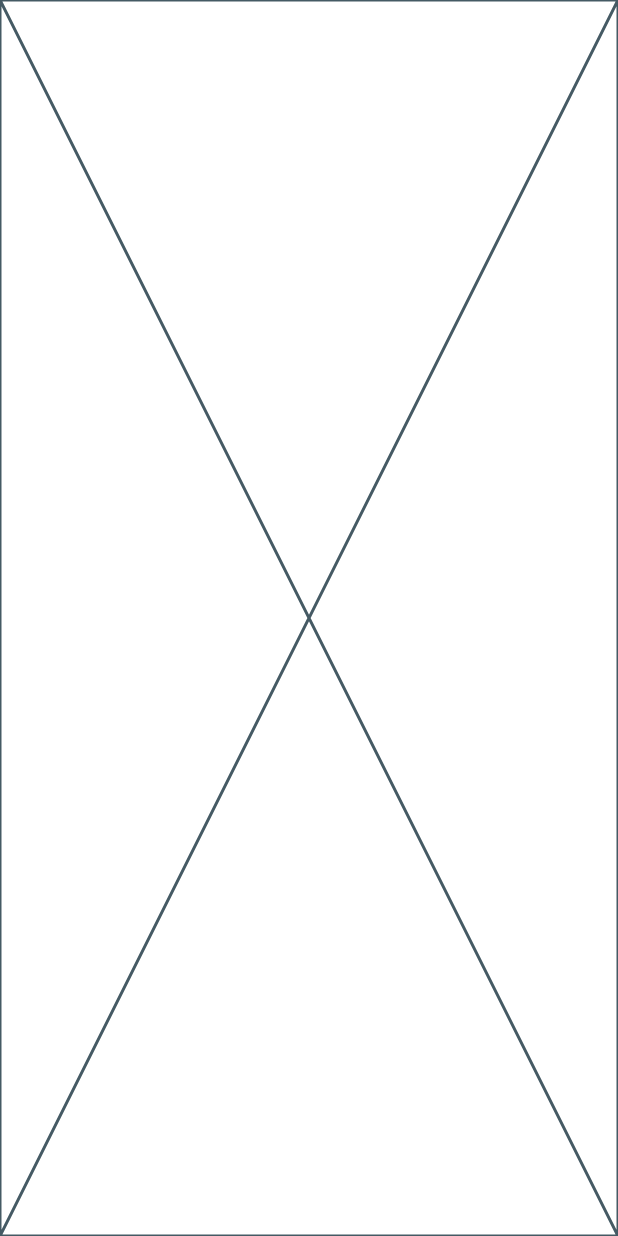
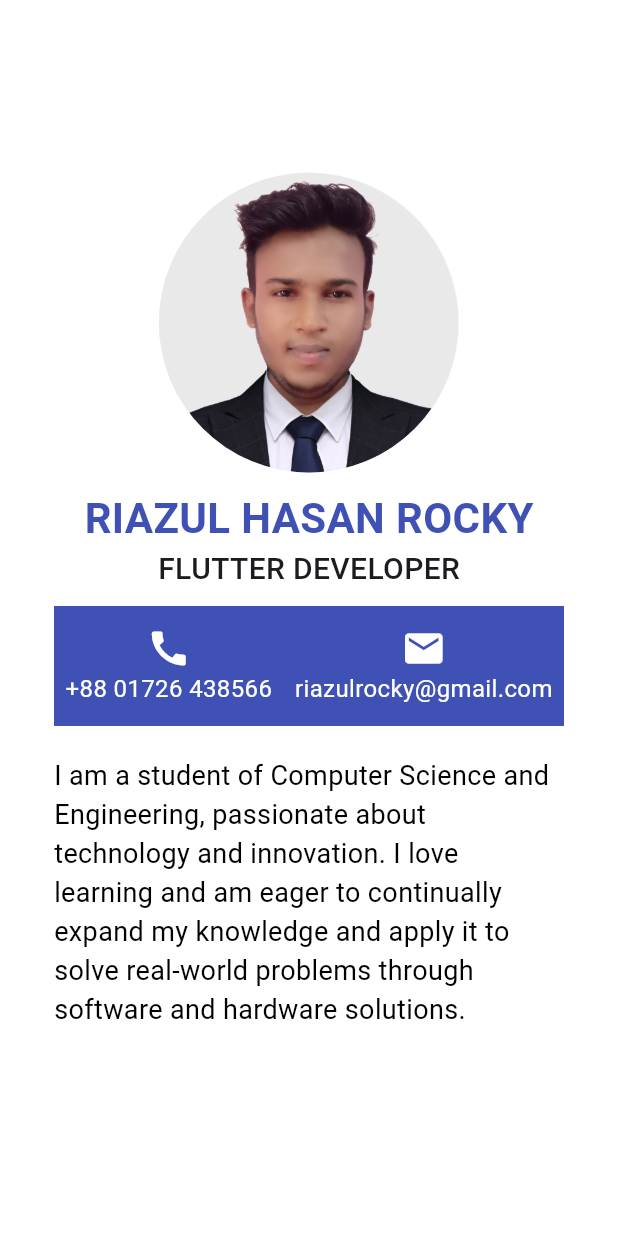
Before and after one commit to riazulrocky/visiting-card, a Flutter app: the screen it shows after launch, on a phone screen of 412 x 824 dp. Run offline on Flutter 3.47's test engine with Material 3 defaults, Android fonts, the light colour scheme and no system bars; our stand-ins replace google_fonts.

Commit message:
About me

```diff
--- a/lib/homepage.dart
+++ b/lib/homepage.dart
@@ -1,9 +1,98 @@
 import 'package:flutter/material.dart';
+import 'package:google_fonts/google_fonts.dart';
+
 class homepage extends StatelessWidget {
   const homepage({super.key});
 
   @override
   Widget build(BuildContext context) {
-    return const Placeholder();
+    return Scaffold(
+      backgroundColor: Colors.white,
+      body: Center(
+        child: Column(
+          mainAxisAlignment: MainAxisAlignment.center,
+          children: [
+            const CircleAvatar(
+              backgroundImage: AssetImage("assets/images/rocky.jpg"),
+              radius: 100,
+            ),
+            const SizedBox(height: 10),
+            Text(
+              "RIAZUL HASAN ROCKY",
+              style: GoogleFonts.roboto(
+                  fontSize: 28,
+                  fontWeight: FontWeight.bold,
+                  color: Colors.indigo),
+            ),
+            Text(
+              "FLUTTER DEVELOPER",
+              style: GoogleFonts.roboto(
+                fontSize: 20,
+                fontWeight: FontWeight.w500,
+              ),
+            ),
+            const SizedBox(height: 10),
+            Container(
+              height: 80,
+              width: 340,
+              decoration: BoxDecoration(
+                color: Colors.indigo,
+                borderRadius: BorderRadius.circular(0),
+              ),
+              child: const Row(
+                mainAxisAlignment: MainAxisAlignment.spaceAround,
+                children: [
+                  Column(
+                    mainAxisAlignment: MainAxisAlignment.center,
+                    children: [
+                      Icon(
+                        Icons.call,
+                        size: 30,
+                        color: Colors.white,
+                      ),
+                      Text(
+                        "+88 01726 438566",
+                        style: TextStyle(color: Colors.white, fontSize: 16),
+                      ),
+                    ],
+                  ),
+                  Column(
+                    mainAxisAlignment: MainAxisAlignment.center,
+                    children: [
+                      Icon(
+                        Icons.email,
+                        size: 30,
+                        color: Colors.white,
+                      ),
+                      Text(
+                        "riazulrocky@gmail.com",
+                        style: TextStyle(color: Colors.white, fontSize: 16),
+                      ),
+                    ],
+                  ),
+                ],
+              ),
+            ),
+            const SizedBox(height: 20),
+            Container(
+              height: 205,
+              width: 340,
+              child: const Text(
+                "I am a student of Computer Science and Engineering, "
+                    "passionate about technology and innovation. I love "
+                    "learning and am eager to continually expand my knowledge "
+                    "and apply it to solve real-world problems through software "
+                    "and hardware solutions.",
+                style: TextStyle(
+                  fontSize: 18,
+                  color: Colors.black,
+
+                ),
+              ),
+            )
+          ],
+        ),
+      ),
+    );
   }
 }
--- a/pubspec.yaml
+++ b/pubspec.yaml
@@ -35,6 +35,7 @@ dependencies:
   # The following adds the Cupertino Icons font to your application.
   # Use with the CupertinoIcons class for iOS style icons.
   cupertino_icons: ^1.0.6
+  google_fonts: ^6.2.1
 
 dev_dependencies:
   flutter_test:
@@ -59,9 +60,8 @@ flutter:
   uses-material-design: true
 
   # To add assets to your application, add an assets section, like this:
-  # assets:
-  #   - images/a_dot_burr.jpeg
-  #   - images/a_dot_ham.jpeg
+  assets:
+     - assets/images/rocky.jpg
 
   # An image asset can refer to one or more resolution-specific "variants", see
   # https://flutter.dev/assets-and-images/#resolution-aware
```
Also changed, not shown: assets/images/rocky.jpg (added), pubspec.lock, 1 other file.
